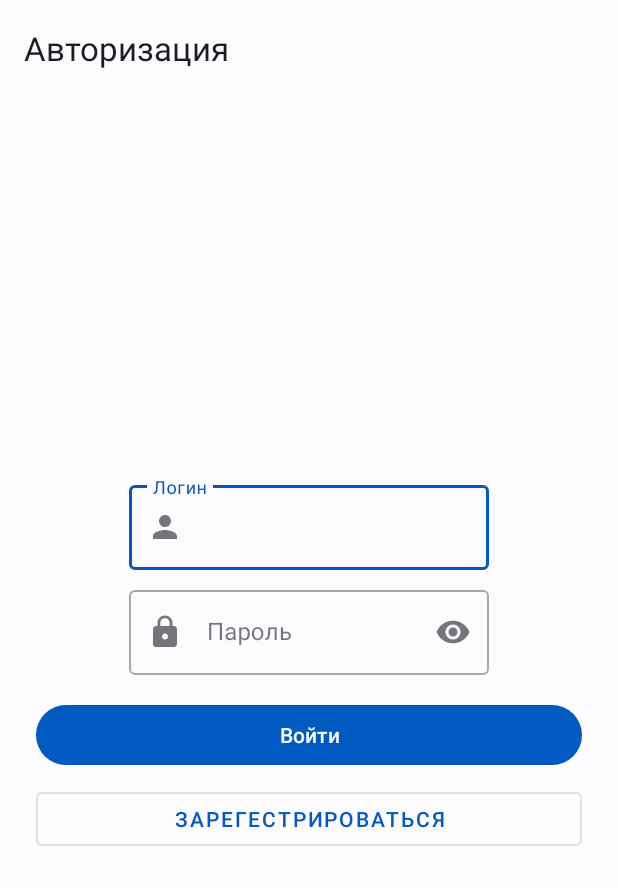
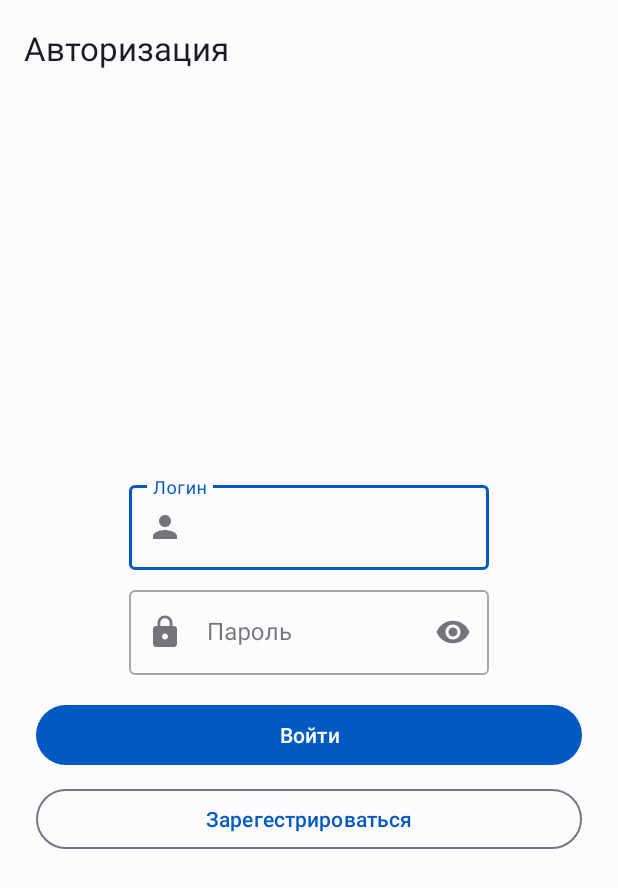
Before and after one commit to SkinnySharkk/HomeworkKuritsyn, an Android app: the screen it shows after launch (MainActivity), after a tap on "Войти", on a phone screen of 412 x 824 dp. Shown: the top 888 px of the screen. Run offline under Robolectric (Android 15) with nearby library versions, the phone set to English and light mode, and no system bars; our stand-ins replace Dagger/Hilt's generated code, Timber, navigation-ui.

Commit message:
Закончил смену устаревего DrawerLayout на BottomNavigation. Закончил изменение навигации: Убрал не функциональный StartFragment. Сделал стартовым фрагментом, фрагмент авторизации, если пользователь не авторизован. При успешной регистрации, пользователь сразу перенаправляется в историю займов. Добавил новый фрагмент ProfileFragment, в этом фрагменте есть возможность выхода из приложения, так же в дальнейшем будут возможно другой функционал, например сменя языка или темы.

```diff
--- a/app/src/main/java/com/homework/homeworkkuritsyn/ui/authorization/LoginFragment.kt
+++ b/app/src/main/java/com/homework/homeworkkuritsyn/ui/authorization/LoginFragment.kt
@@ -47,6 +47,7 @@ class LoginFragment : Fragment() {
             if (validData(name = name, password = password)) {
                 viewModel.login(name, password)
             } else {
+                loginButton.isClickable = true
                 Toast.makeText(
                     context,
                     resources.getString(R.string.warning_authorization),
--- a/app/src/main/java/com/homework/homeworkkuritsyn/ui/authorization/RegisterFragment.kt
+++ b/app/src/main/java/com/homework/homeworkkuritsyn/ui/authorization/RegisterFragment.kt
@@ -54,6 +54,7 @@ class RegisterFragment : Fragment() {
                     password = password
                 )
             } else {
+                registerButton.isClickable = true
                 Toast.makeText(
                     context,
                     resources.getString(R.string.warning_authorization),
--- a/app/src/main/res/layout/fragment_login.xml
+++ b/app/src/main/res/layout/fragment_login.xml
@@ -76,7 +76,7 @@
 
     <Button
         android:id="@+id/toRegisterButton"
-        style="@style/Widget.MaterialComponents.Button.OutlinedButton"
+        style="?attr/materialButtonOutlinedStyle"
         android:layout_width="match_parent"
         android:layout_height="wrap_content"
         android:layout_marginStart="24dp"
--- a/app/src/main/res/navigation/nav_graph.xml
+++ b/app/src/main/res/navigation/nav_graph.xml
@@ -87,7 +87,7 @@
     <fragment
         android:id="@+id/profileFragment"
         android:name="com.homework.homeworkkuritsyn.ui.profile.ProfileFragment"
-        android:label="fragment_profile"
+        android:label="@string/fragment_profile"
         tools:layout="@layout/fragment_profile" >
         <action
             android:id="@+id/action_profileFragment_to_loginFragment"
--- a/app/src/main/res/values/strings.xml
+++ b/app/src/main/res/values/strings.xml
@@ -75,4 +75,5 @@
     <string name="apply_success">Оформление займа прошло успешно.</string>
     <string name="empty_list">У вас нет оформленных займов</string>
     <string name="profile">Профиль</string>
+    <string name="fragment_profile">Профиль</string>
 </resources>
```
Also changed, not shown: app/src/main/res/layout/nav_header_main.xml (deleted, +0 -18 lines).
